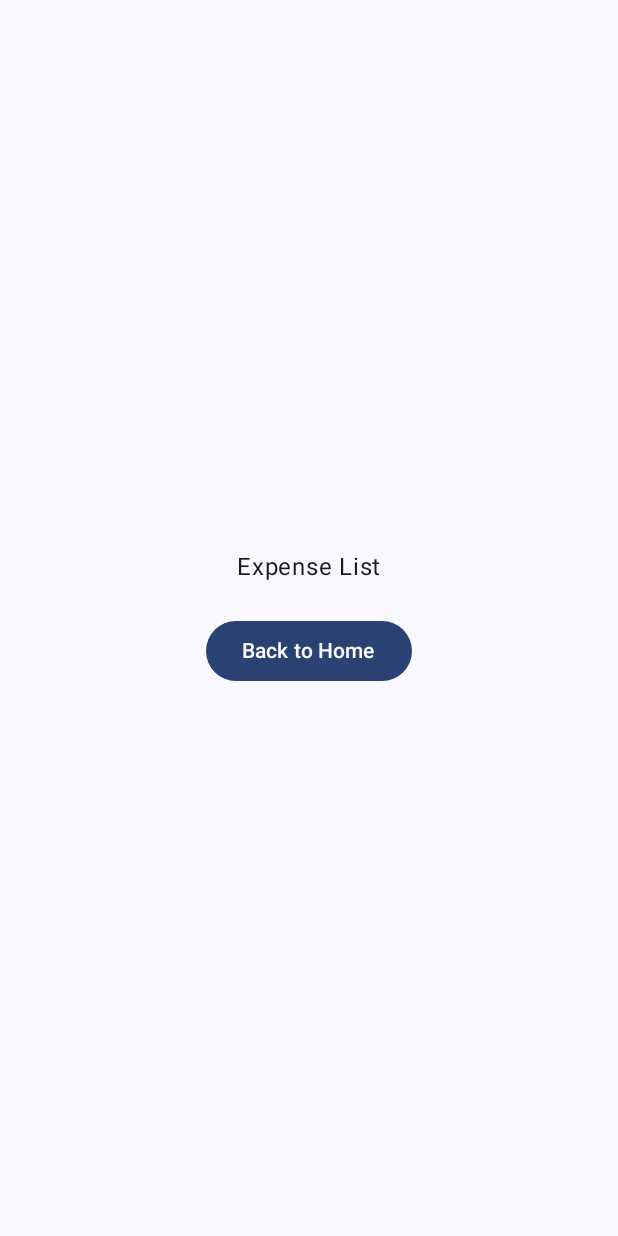
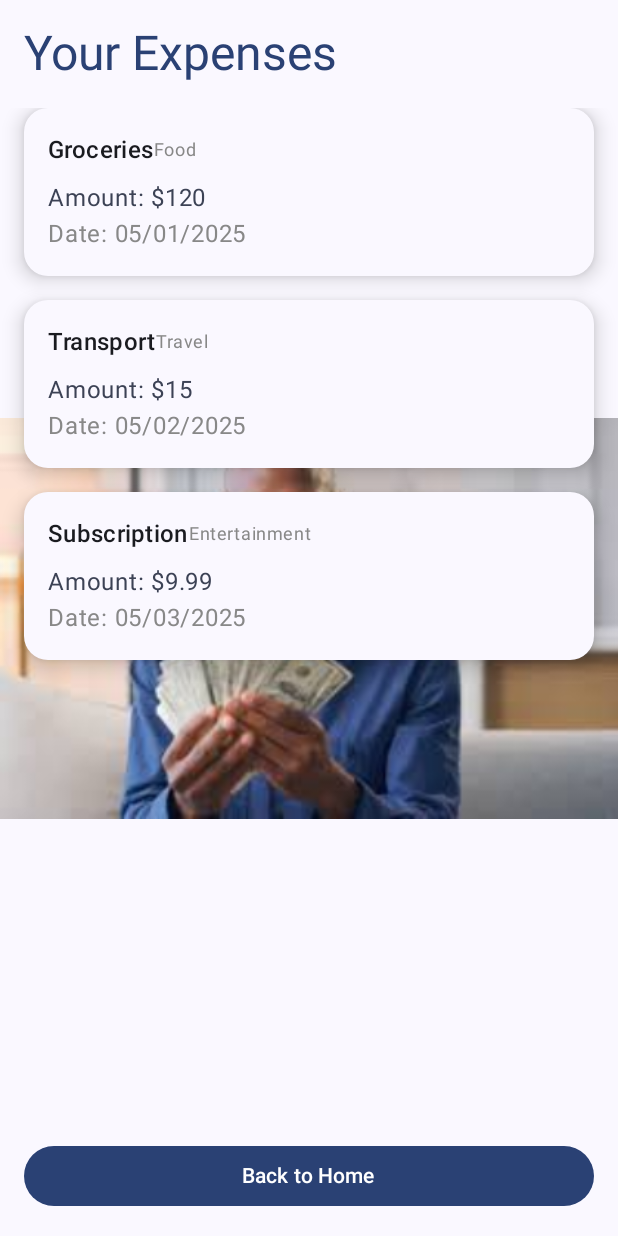
Before and after one commit to idrissou6/finance, an Android app built with Jetpack Compose: the composable ExpenseListScreen shown on its own in the app's theme, on a phone screen of 412 x 824 dp. Run offline under Robolectric (Android 15) with nearby library versions, the phone set to English and light mode, and no system bars.

Commit message:
second commit

```diff
--- a/app/src/main/java/com/idris/myfinanace/MainActivity.kt
+++ b/app/src/main/java/com/idris/myfinanace/MainActivity.kt
@@ -44,7 +44,7 @@ package com.idris.myfinanace
 //    }
 //}
 
-
+//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
 import android.os.Bundle
 import androidx.activity.ComponentActivity
 import androidx.activity.compose.setContent
--- a/app/src/main/java/com/idris/myfinanace/ui/theme/screens/ExpenseListScreen/ExpenseListScreen.kt
+++ b/app/src/main/java/com/idris/myfinanace/ui/theme/screens/ExpenseListScreen/ExpenseListScreen.kt
@@ -1,39 +1,108 @@
 package com.idris.myfinanace.ui.theme.screens.ExpenseListScreen
 
-
+import androidx.compose.foundation.Image
 import androidx.compose.foundation.layout.*
-import androidx.compose.material3.Button
-import androidx.compose.material3.Text
+import androidx.compose.foundation.lazy.LazyColumn
+import androidx.compose.foundation.lazy.items
+import androidx.compose.foundation.shape.RoundedCornerShape
+import androidx.compose.material3.*
 import androidx.compose.runtime.Composable
 import androidx.compose.ui.Alignment
 import androidx.compose.ui.Modifier
+import androidx.compose.ui.graphics.Color
+import androidx.compose.ui.res.painterResource
 import androidx.compose.ui.tooling.preview.Preview
 import androidx.compose.ui.unit.dp
 import androidx.navigation.NavHostController
 import androidx.navigation.compose.rememberNavController
 import com.idris.myfinanace.navigation.ROUTE_HOME
-import com.idris.myfinanace.ui.theme.Screens.HomeScreen.HomeScreen
+import com.idris.myfinance.R
+
+// Sample data class and dummy data
+data class Expense(val name: String, val amount: String, val date: String, val category: String)
+
+val sampleExpenses = listOf(
+    Expense("Groceries", "$120", "05/01/2025", "Food"),
+    Expense("Transport", "$15", "05/02/2025", "Travel"),
+    Expense("Subscription", "$9.99", "05/03/2025", "Entertainment"),
+)
 
 @Composable
 fun ExpenseListScreen(navController: NavHostController) {
 
-    Column(
-        modifier = Modifier
-            .fillMaxSize()
-            .padding(16.dp),
-        verticalArrangement = Arrangement.Center,
-        horizontalAlignment = Alignment.CenterHorizontally
-    ) {
-        Text(text = "Expense List")
+    val backgroundImage = painterResource(id = R.drawable.money) // Ensure this image exists in your drawable folder
 
-        Spacer(modifier = Modifier.height(20.dp))
+    Box(modifier = Modifier.fillMaxSize()) {
 
-        Button(onClick = { navController.navigate(ROUTE_HOME) }) {
-            Text(text = "Back to Home")
+        // Background Image
+        Image(
+            painter = backgroundImage,
+            contentDescription = null,
+            modifier = Modifier.fillMaxSize(),
+        )
+
+        // Content Overlay
+        Column(
+            modifier = Modifier
+                .fillMaxSize()
+                .padding(16.dp)
+        ) {
+            // Header Text
+            Text(
+                text = "Your Expenses",
+                style = MaterialTheme.typography.headlineLarge,
+                color = MaterialTheme.colorScheme.primary,
+                modifier = Modifier.padding(bottom = 16.dp)
+            )
+
+            // Expense List
+            LazyColumn(
+                modifier = Modifier.weight(1f),
+                verticalArrangement = Arrangement.spacedBy(16.dp)
+            ) {
+                items(sampleExpenses) { expense ->
+                    ExpenseCard(expense = expense)
+                }
+            }
+
+            // Back Button
+            Spacer(modifier = Modifier.height(16.dp))
+
+            Button(
+                onClick = { navController.navigate(ROUTE_HOME) },
+                modifier = Modifier.fillMaxWidth(),
+                colors = ButtonDefaults.buttonColors(containerColor = MaterialTheme.colorScheme.primary)
+            ) {
+                Text(text = "Back to Home", color = Color.White)
+            }
         }
     }
 }
-@Preview()
+
+@Composable
+fun ExpenseCard(expense: Expense) {
+    Card(
+        modifier = Modifier.fillMaxWidth(),
+        shape = RoundedCornerShape(16.dp),
+        elevation = CardDefaults.cardElevation(8.dp),
+        colors = CardDefaults.cardColors(containerColor = MaterialTheme.colorScheme.surface)
+    ) {
+        Column(modifier = Modifier.padding(16.dp)) {
+            Row(
+                verticalAlignment = Alignment.CenterVertically,
+                horizontalArrangement = Arrangement.SpaceBetween
+            ) {
+                Text(text = expense.name, style = MaterialTheme.typography.titleMedium)
+                Text(text = expense.category, style = MaterialTheme.typography.bodySmall, color = Color.Gray)
+            }
+            Spacer(modifier = Modifier.height(8.dp))
+            Text(text = "Amount: ${expense.amount}", color = MaterialTheme.colorScheme.secondary)
+            Text(text = "Date: ${expense.date}", color = Color.Gray)
+        }
+    }
+}
+
+@Preview(showBackground = true)
 @Composable
 fun PreviewExpenseListScreen() {
     ExpenseListScreen(rememberNavController())
```
Also changed, not shown: app/src/main/java/com/idris/myfinanace/ui/theme/screens/AboutScreen/aboutScreen.kt (added, +79 -0 lines), app/src/main/java/com/idris/myfinanace/ui/theme/screens/AddExpenseScreen/AddExpense.kt (+82 -10 lines), app/src/main/java/com/idris/myfinanace/ui/theme/screens/BudgetOverviewScreen/budgetoverview.kt (added, +74 -0 lines), app/src/main/java/com/idris/myfinanace/ui/theme/screens/HomeScreen/HomeScreen.kt (+36 -35 lines), app/src/main/java/com/idris/myfinanace/ui/theme/screens/SplashScreen/splashscreen.kt (added, +101 -0 lines), app/src/main/res/drawable/money.jpeg (added).
